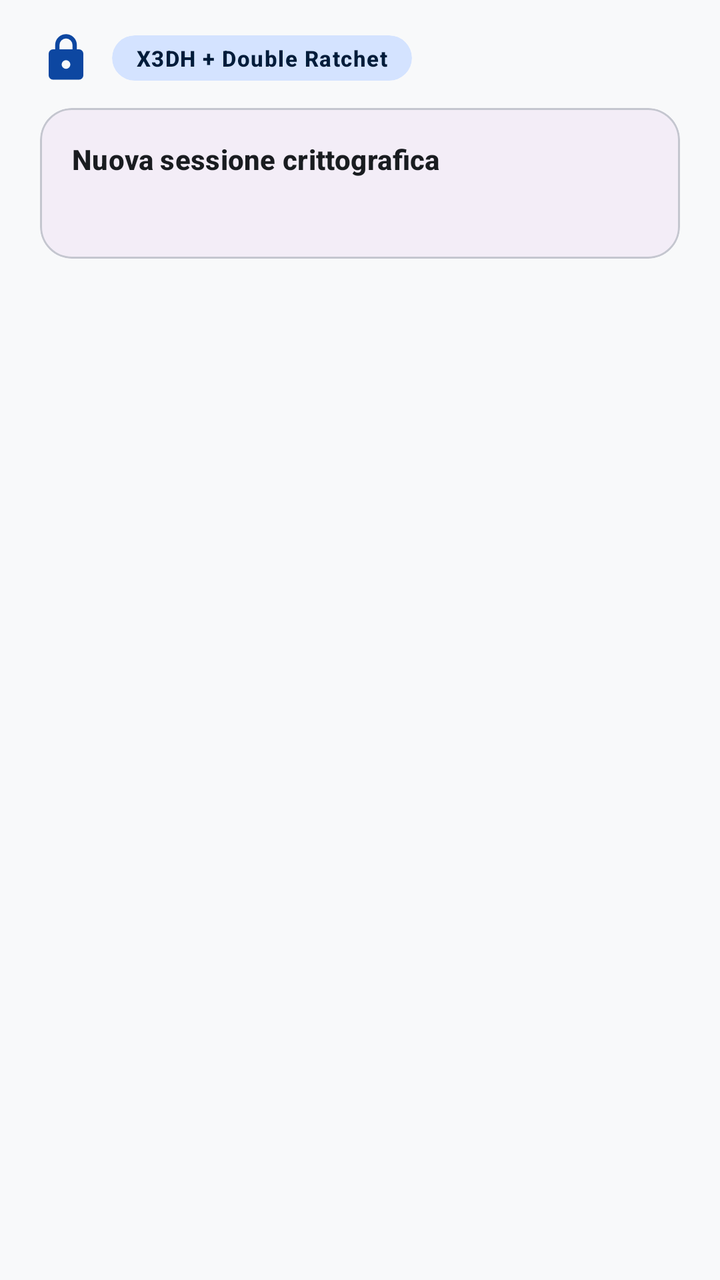
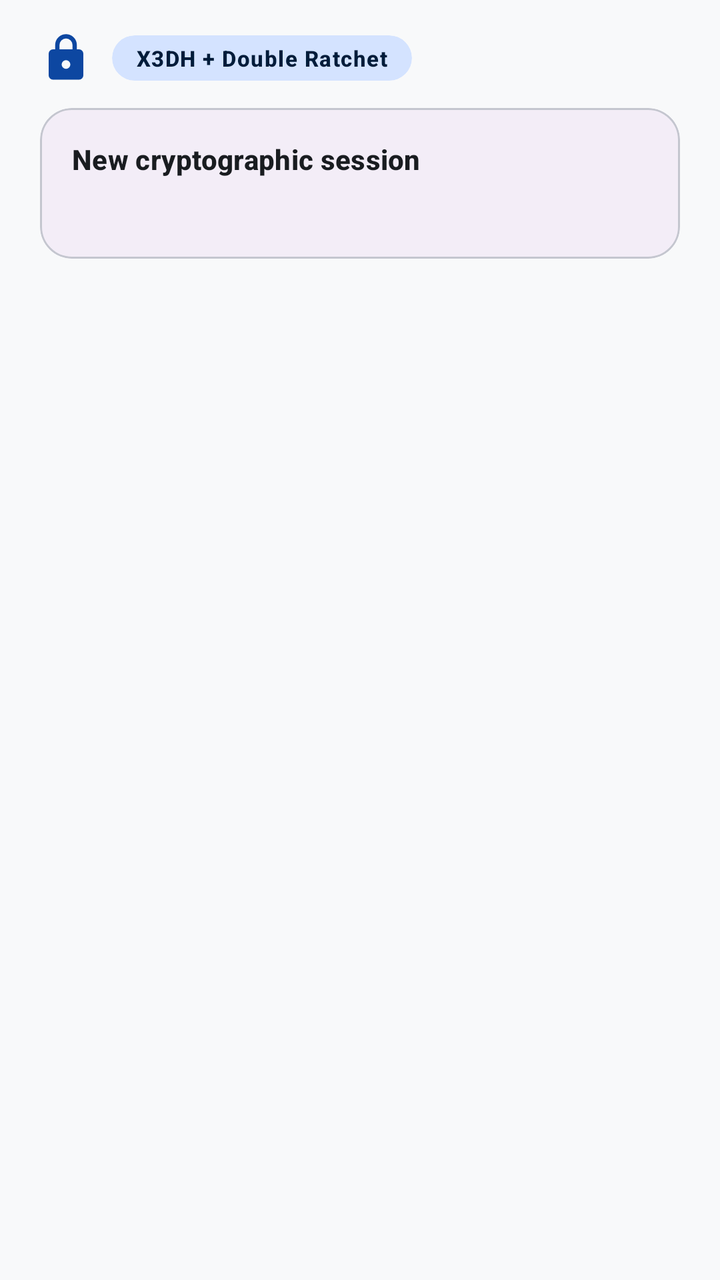

Screens rendered from an Android XML layout before and after an edit, with the pre-edit source and the edit as a unified diff.
<!-- AndroidManifest.xml: application theme Theme.CryptionChat -->
<!-- res/layout/dialog_chat_rekey.xml -->
<?xml version="1.0" encoding="utf-8"?>
<LinearLayout xmlns:android="http://schemas.android.com/apk/res/android"
    xmlns:app="http://schemas.android.com/apk/res-auto"
    android:layout_width="match_parent"
    android:layout_height="wrap_content"
    android:orientation="vertical"
    android:paddingHorizontal="20dp"
    android:paddingTop="16dp"
    android:paddingBottom="8dp">

    <LinearLayout
        android:layout_width="match_parent"
        android:layout_height="wrap_content"
        android:gravity="center_vertical"
        android:orientation="horizontal"
        android:paddingBottom="12dp">

        <ImageView
            android:layout_width="26dp"
            android:layout_height="26dp"
            android:layout_marginEnd="10dp"
            android:src="@drawable/ic_lock"
            app:tint="?attr/colorPrimary" />

        <com.google.android.material.card.MaterialCardView
            android:layout_width="wrap_content"
            android:layout_height="wrap_content"
            app:cardBackgroundColor="?attr/colorPrimaryContainer"
            app:cardCornerRadius="999dp"
            app:cardElevation="0dp"
            app:strokeWidth="0dp">

            <TextView
                android:id="@+id/tv_chat_rekey_badge"
                android:layout_width="wrap_content"
                android:layout_height="wrap_content"
                android:paddingHorizontal="12dp"
                android:paddingVertical="4dp"
                android:text="X3DH + Double Ratchet"
                android:textAppearance="?attr/textAppearanceLabelSmall"
                android:textColor="?attr/colorOnPrimaryContainer"
                android:textStyle="bold" />
        </com.google.android.material.card.MaterialCardView>
    </LinearLayout>

    <com.google.android.material.card.MaterialCardView
        android:layout_width="match_parent"
        android:layout_height="wrap_content"
        app:cardBackgroundColor="?attr/colorSurfaceContainer"
        app:cardCornerRadius="16dp"
        app:cardElevation="0dp"
        app:strokeColor="?attr/colorOutlineVariant"
        app:strokeWidth="1dp">

        <LinearLayout
            android:layout_width="match_parent"
            android:layout_height="wrap_content"
            android:orientation="vertical"
            android:padding="16dp">

            <TextView
                android:id="@+id/tv_chat_rekey_title"
                android:layout_width="wrap_content"
                android:layout_height="wrap_content"
                android:text="Nuova sessione crittografica"
                android:textAppearance="?attr/textAppearanceTitleSmall"
                android:textColor="?attr/colorOnSurface"
                android:textStyle="bold" />

            <TextView
                android:id="@+id/tv_chat_rekey_details"
                android:layout_width="match_parent"
                android:layout_height="wrap_content"
                android:layout_marginTop="8dp"
                android:lineSpacingExtra="3dp"
                android:textAppearance="?attr/textAppearanceBodySmall"
                android:textColor="?attr/colorOnSurfaceVariant" />
        </LinearLayout>
    </com.google.android.material.card.MaterialCardView>
</LinearLayout>
<!-- resources referenced by this layout -->
<resources>
  <!-- drawable ic_lock (drawable) -->
  <vector xmlns:android="http://schemas.android.com/apk/res/android"
      android:width="24dp"
      android:height="24dp"
      android:viewportWidth="24"
      android:viewportHeight="24"
      android:tint="?attr/colorControlNormal">
      <path
          android:fillColor="@android:color/white"
          android:pathData="M6 22q-.825 0-1.412-.587T4 20V10q0-.825.588-1.412T6 8h1V6q0-2.075 1.463-3.537T12 1t3.538 1.463T17 6v2h1q.825 0 1.413.588T20 10v10q0 .825-.587 1.413T18 22zm7.413-5.587Q14 15.825 14 15t-.587-1.412T12 13t-1.412.588T10 15t.588 1.413T12 17t1.413-.587M9 8h6V6q0-1.25-.875-2.125T12 3t-2.125.875T9 6z" /></vector>
  <color name="primary_light">#0D47A1</color>
  <color name="primary_container_light">#D4E3FF</color>
  <color name="on_primary_container_light">#001C3A</color>
  <color name="secondary_light">#546E7A</color>
  <color name="on_secondary_light">#FFFFFF</color>
  <color name="secondary_container_light">#DAE2E9</color>
  <color name="on_secondary_container_light">#121F26</color>
  <color name="tertiary_light">#455A64</color>
  <color name="on_tertiary_light">#FFFFFF</color>
  <color name="tertiary_container_light">#CFD8DC</color>
  <color name="error_light">#BA1A1A</color>
  <color name="on_error_light">#FFFFFF</color>
  <color name="error_container_light">#FFDAD6</color>
  <color name="on_error_container_light">#410002</color>
  <color name="background_light">#F8F9FA</color>
  <color name="on_background_light">#191C20</color>
  <color name="surface_light">#F8F9FA</color>
  <color name="on_surface_light">#191C20</color>
  <color name="surface_variant_light">#E0E2E5</color>
  <color name="on_surface_variant_light">#44474E</color>
  <color name="outline_light">#74777F</color>
  <color name="outline_variant_light">#C4C6CF</color>
  <color name="inverse_surface_light">#2F3033</color>
  <color name="inverse_on_surface_light">#F1F0F4</color>
  <color name="inverse_primary_light">#AEC6FF</color>
  <style name="Widget.App.NavigationView" parent="Widget.Material3.NavigationView">
          
          <item name="itemShapeInsetStart">12dp</item>
          <item name="itemShapeInsetEnd">12dp</item>
          
          <item name="itemShapeAppearanceOverlay">@style/ShapeAppearance.Material3.Corner.Full</item>
      </style>
  <style name="ActivityAnimation" parent="@android:style/Animation.Activity">
          <item name="android:activityOpenEnterAnimation">@anim/slide_in_right</item>
          <item name="android:activityOpenExitAnimation">@anim/slide_out_left</item>
          <item name="android:activityCloseEnterAnimation">@anim/slide_in_left</item>
          <item name="android:activityCloseExitAnimation">@anim/slide_out_right</item>
      </style>
  <!-- unchanged entries left out for length: 1 -->
</resources>

<!-- the commit's change to res/layout/dialog_chat_rekey.xml (unified diff, before → after) -->
@@ -1,4 +1,5 @@
 <?xml version="1.0" encoding="utf-8"?>
+
 <LinearLayout xmlns:android="http://schemas.android.com/apk/res/android"
     xmlns:app="http://schemas.android.com/apk/res-auto"
     android:layout_width="match_parent"
@@ -36,7 +37,7 @@
                 android:layout_height="wrap_content"
                 android:paddingHorizontal="12dp"
                 android:paddingVertical="4dp"
-                android:text="X3DH + Double Ratchet"
+                android:text="@string/rekey_protocol_label"
                 android:textAppearance="?attr/textAppearanceLabelSmall"
                 android:textColor="?attr/colorOnPrimaryContainer"
                 android:textStyle="bold" />
@@ -62,7 +63,7 @@
                 android:id="@+id/tv_chat_rekey_title"
                 android:layout_width="wrap_content"
                 android:layout_height="wrap_content"
-                android:text="Nuova sessione crittografica"
+                android:text="@string/rekey_new_session_label"
                 android:textAppearance="?attr/textAppearanceTitleSmall"
                 android:textColor="?attr/colorOnSurface"
                 android:textStyle="bold" />
<!-- resource entries referenced after the edit -->
@@ -10,6 +10,8 @@
       <path
           android:fillColor="@android:color/white"
           android:pathData="M6 22q-.825 0-1.412-.587T4 20V10q0-.825.588-1.412T6 8h1V6q0-2.075 1.463-3.537T12 1t3.538 1.463T17 6v2h1q.825 0 1.413.588T20 10v10q0 .825-.587 1.413T18 22zm7.413-5.587Q14 15.825 14 15t-.587-1.412T12 13t-1.412.588T10 15t.588 1.413T12 17t1.413-.587M9 8h6V6q0-1.25-.875-2.125T12 3t-2.125.875T9 6z" /></vector>
+  <string name="rekey_new_session_label">New cryptographic session</string>
+  <string name="rekey_protocol_label">X3DH + Double Ratchet</string>
   <color name="primary_light">#0D47A1</color>
   <color name="primary_container_light">#D4E3FF</color>
   <color name="on_primary_container_light">#001C3A</color>
